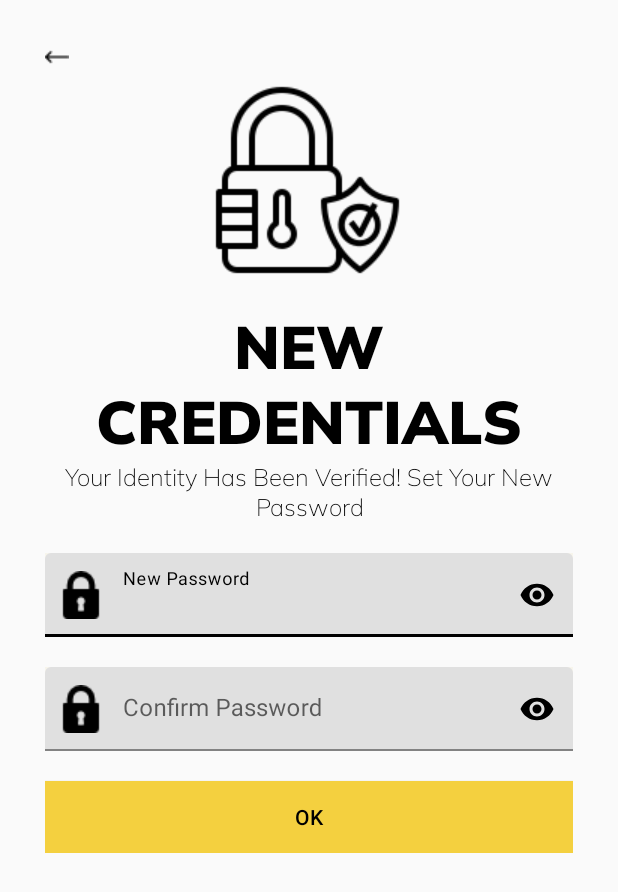
After one commit to VictorOpere/City-Guild, an Android app: the SetNewPassword screen opened directly, with no data from a screen before it, on a phone screen of 412 x 824 dp. The commit adds this screen. Shown: the top 892 px of the screen. Run offline under Robolectric (Android 15) with nearby library versions, the phone set to English and light mode, and no system bars; Roboto replaces fonts that are not available here.

Commit message:
done with the ui part of the app

```diff
--- a/app/src/main/AndroidManifest.xml
+++ b/app/src/main/AndroidManifest.xml
@@ -9,7 +9,9 @@
         android:roundIcon="@mipmap/ic_launcher_round"
         android:supportsRtl="true"
         android:theme="@style/AppTheme">
-        <activity android:name=".Common.LoginSignup.MakeSelection"></activity>
+        <activity android:name=".Common.LoginSignup.ForgetPasswordSuccessMessage"></activity>
+        <activity android:name=".Common.LoginSignup.SetNewPassword" />
+        <activity android:name=".Common.LoginSignup.MakeSelection" />
         <activity android:name=".Common.LoginSignup.ForgetPassword" />
         <activity android:name=".Common.LoginSignup.VerifyOTP" />
         <activity android:name=".Common.LoginSignup.SignUp3rdClass" />
--- /dev/null
+++ b/app/src/main/java/com/example/cityguild/Common/LoginSignup/SetNewPassword.java
@@ -0,0 +1,16 @@
+package com.example.cityguild.Common.LoginSignup;
+
+import androidx.appcompat.app.AppCompatActivity;
+
+import android.os.Bundle;
+import com.example.cityguild.R;
+
+
+public class SetNewPassword extends AppCompatActivity {
+
+    @Override
+    protected void onCreate(Bundle savedInstanceState) {
+        super.onCreate(savedInstanceState);
+        setContentView(R.layout.activity_set_new_password);
+    }
+}
--- a/app/src/main/java/com/example/cityguild/User/UserDashboard.java
+++ b/app/src/main/java/com/example/cityguild/User/UserDashboard.java
@@ -15,6 +15,7 @@ import android.view.View;
 import android.view.WindowManager;
 import android.widget.ImageView;
 
+import com.example.cityguild.Common.LoginSignup.Login;
 import com.example.cityguild.Common.LoginSignup.RetailerStartUpScreen;
 import com.example.cityguild.HelperClasses.HomeAdapter.CategoriesAdapter;
 import com.example.cityguild.HelperClasses.HomeAdapter.CategoriesHelperClass;
@@ -162,6 +163,11 @@ public class UserDashboard extends AppCompatActivity implements NavigationView.O
                 startActivity(intent);
                 break;
 
+            case R.id.nav_login:
+                startActivity(new Intent(getApplicationContext(), Login.class));
+                break;
+
+
         }
         return true;
     }
--- a/app/src/main/res/layout/activity_make_selection.xml
+++ b/app/src/main/res/layout/activity_make_selection.xml
@@ -72,7 +72,7 @@
                 android:layout_height="wrap_content"
                 android:text="+254 708446992"
                 android:textColor="@color/black"
-                android:textSize="30sp"
+                android:textSize="20sp"
                 android:textAllCaps="true"
                 android:layout_toRightOf="@+id/mobile_icon"
                 android:layout_below="@+id/mobile_title"
--- /dev/null
+++ b/app/src/main/res/layout/activity_set_new_password.xml
@@ -0,0 +1,108 @@
+<?xml version="1.0" encoding="utf-8"?>
+<ScrollView xmlns:android="http://schemas.android.com/apk/res/android"
+    xmlns:app="http://schemas.android.com/apk/res-auto"
+    xmlns:tools="http://schemas.android.com/tools"
+    android:layout_width="match_parent"
+    android:layout_height="match_parent"
+    tools:context=".Common.LoginSignup.SetNewPassword"
+    android:padding="30dp">
+
+    <LinearLayout
+        android:layout_width="match_parent"
+        android:layout_height="wrap_content"
+        android:orientation="vertical">
+
+        <ImageView
+            android:layout_width="wrap_content"
+            android:layout_height="wrap_content"
+            android:src="@drawable/myarrow"/>
+
+        <ImageView
+            android:layout_width="wrap_content"
+            android:layout_height="wrap_content"
+            android:src="@drawable/security"
+            android:layout_gravity="center"
+            android:layout_marginTop="10dp"/>
+
+        <TextView
+            android:layout_width="wrap_content"
+            android:layout_height="wrap_content"
+            android:text="@string/new_credentials"
+            android:textSize="40sp"
+            android:textColor="@color/black"
+            android:fontFamily="@font/muli_black"
+            android:textAlignment="center"
+            android:layout_gravity="center"
+            android:textAllCaps="true"
+            android:layout_marginTop="20dp"
+            android:gravity="center" />
+
+        <TextView
+            android:layout_width="wrap_content"
+            android:layout_height="wrap_content"
+            android:text="@string/new_credentials_detail"
+            android:textSize="16sp"
+            android:textColor="@color/black"
+            android:fontFamily="@font/muli_extralight"
+            android:textAlignment="center"
+            android:layout_gravity="center"
+            android:gravity="center" />
+
+        <com.google.android.material.textfield.TextInputLayout
+            android:layout_width="match_parent"
+            android:layout_height="wrap_content"
+            style="@style/Widget.MaterialComponents.TextInputLayout.FilledBox"
+            android:layout_marginTop="20dp"
+            android:background="@color/banner_background_light"
+            android:hint="New Password"
+            app:hintTextColor="@color/black"
+            app:startIconDrawable="@drawable/lock"
+            app:startIconTint="@color/black"
+            app:endIconMode="password_toggle"
+            app:endIconTint="@color/black"
+            app:boxStrokeWidthFocused="2dp"
+            app:boxStrokeColor="@color/black">
+
+
+            <com.google.android.material.textfield.TextInputEditText
+                android:layout_width="match_parent"
+                android:layout_height="wrap_content"
+                android:inputType="textPassword"/>
+
+        </com.google.android.material.textfield.TextInputLayout>
+
+        <com.google.android.material.textfield.TextInputLayout
+            android:layout_width="match_parent"
+            android:layout_height="wrap_content"
+            style="@style/Widget.MaterialComponents.TextInputLayout.FilledBox"
+            android:layout_marginTop="20dp"
+            android:background="@color/banner_background_light"
+            android:hint="Confirm Password"
+            app:hintTextColor="@color/black"
+            app:startIconDrawable="@drawable/lock"
+            app:startIconTint="@color/black"
+            app:endIconMode="password_toggle"
+            app:endIconTint="@color/black"
+            app:boxStrokeWidthFocused="2dp"
+            app:boxStrokeColor="@color/black">
+
+
+            <com.google.android.material.textfield.TextInputEditText
+                android:layout_width="match_parent"
+                android:layout_height="wrap_content"
+                android:inputType="textPassword"/>
+
+        </com.google.android.material.textfield.TextInputLayout>
+
+        <Button
+            android:layout_width="match_parent"
+            android:layout_height="wrap_content"
+            android:background="@color/colorPrimary"
+            android:layout_marginTop="20dp"
+            android:text="OK"
+            android:textColor="@color/black"/>
+
+
+    </LinearLayout>
+
+</ScrollView>
--- a/app/src/main/res/layout/activity_sign_up3rd_class.xml
+++ b/app/src/main/res/layout/activity_sign_up3rd_class.xml
@@ -94,8 +94,7 @@
             android:layout_marginTop="20dp"
             android:elevation="5dp"
             android:transitionName="transition_next_btn"
-            android:id="@+id/signup_next_button"
-            android:onClick="callNextSignupScreen"/>
+            android:id="@+id/signup_next_button"/>
 
 
         <Button
@@ -109,7 +108,8 @@
             android:elevation="5dp"
             android:fontFamily="@font/muli_black"
             android:transitionName="transition_login_btn"
-            android:id="@+id/signup_login_button"/>
+            android:id="@+id/signup_login_button"
+            android:onClick="callLoginScreenFromSignUp"/>
 
 
 
--- a/app/src/main/res/values/strings.xml
+++ b/app/src/main/res/values/strings.xml
@@ -98,7 +98,7 @@
     <string name="forget_password_detail">Provide Your Accounts Email For Which You Want To Reset Your Password</string>
 
 
-<!--    make selection-->
+    <!--    make selection-->
 
     <string name="make_selection">Make Selection</string>
     <string name="make_selection_detail">Select Which Contact Detail You Should Use To Reset Your Password</string>
@@ -106,6 +106,16 @@
     <string name="via_email">Via MAIL</string>
 
 
+    <!--    set new password-->
+
+    <string name="new_credentials">New Credentials</string>
+    <string name="new_credentials_detail">Your Identity Has Been Verified! Set Your New Password</string>
+    <string name="confirm_password">Confirm Password</string>
+    <string name="password_updated">Password Updated</string>
+    <string name="password_updated_success">Your Password Has Been Updated</string>
+
+
+
 
 
 </resources>
```
Also changed, not shown: app/src/main/java/com/example/cityguild/Common/LoginSignup/ForgetPasswordSuccessMessage.java (added, +16 -0 lines), app/src/main/java/com/example/cityguild/Common/LoginSignup/SignUp.java (+134 -0 lines), app/src/main/java/com/example/cityguild/Common/LoginSignup/SignUp2ndClass.java (+86 -0 lines), app/src/main/java/com/example/cityguild/Common/LoginSignup/SignUp3rdClass.java (+23 -0 lines), app/src/main/res/layout/activity_forget_password_success_message.xml (added, +63 -0 lines), app/src/main/res/layout/activity_retailer_sign_up.xml (+10 -5 lines), app/src/main/res/layout/activity_sign_up2nd_class.xml (+10 -6 lines), app/src/main/res/drawable/security.png (added), app/src/main/res/drawable/tick.png (added).
